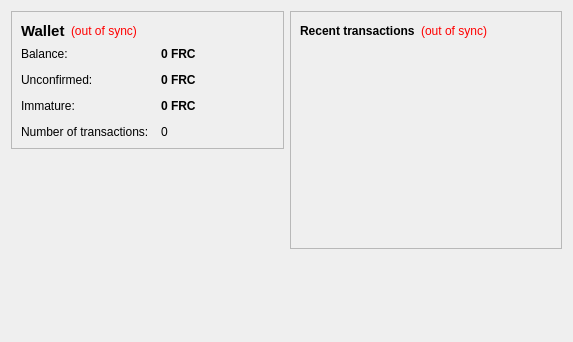
Above: src/qt/forms/overviewpage.ui from ngilesgt/baudcoin before the change. Below: the same form after it.
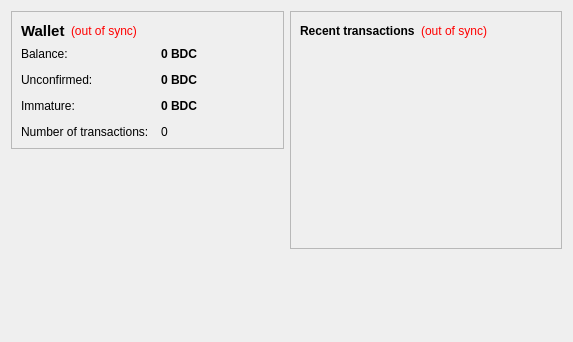
That is the form after the change.

What changed in the file:
```diff
--- a/src/qt/forms/overviewpage.ui
+++ b/src/qt/forms/overviewpage.ui
@@ -105,7 +105,7 @@
              <string>Your current balance</string>
             </property>
             <property name="text">
-             <string notr="true">0 FRC</string>
+             <string notr="true">0 BDC</string>
             </property>
             <property name="textInteractionFlags">
              <set>Qt::LinksAccessibleByMouse|Qt::TextSelectableByKeyboard|Qt::TextSelectableByMouse</set>
@@ -134,7 +134,7 @@
              <string>Total of transactions that have yet to be confirmed, and do not yet count toward the current balance</string>
             </property>
             <property name="text">
-             <string notr="true">0 FRC</string>
+             <string notr="true">0 BDC</string>
             </property>
             <property name="textInteractionFlags">
              <set>Qt::LinksAccessibleByMouse|Qt::TextSelectableByKeyboard|Qt::TextSelectableByMouse</set>
@@ -177,7 +177,7 @@
              <string>Mined balance that has not yet matured</string>
             </property>
             <property name="text">
-             <string notr="true">0 FRC</string>
+             <string notr="true">0 BDC</string>
             </property>
             <property name="textInteractionFlags">
              <set>Qt::LinksAccessibleByMouse|Qt::TextSelectableByKeyboard|Qt::TextSelectableByMouse</set>
```
Left out of the diff: 4 changed lines with no effect on the pictures.
